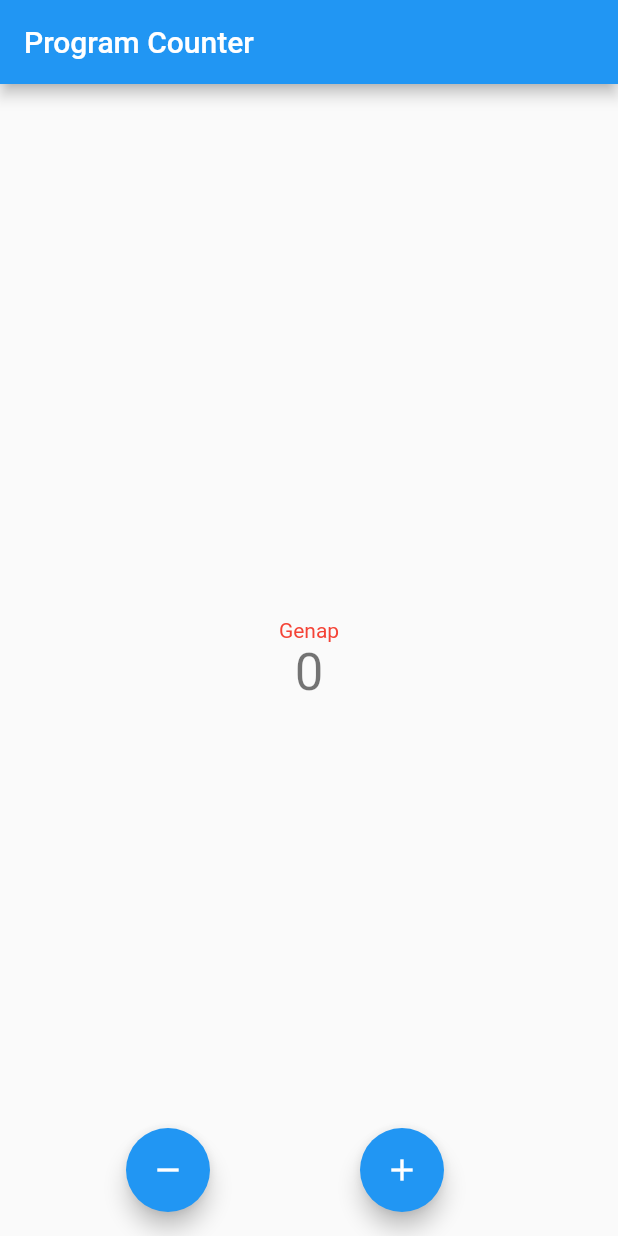
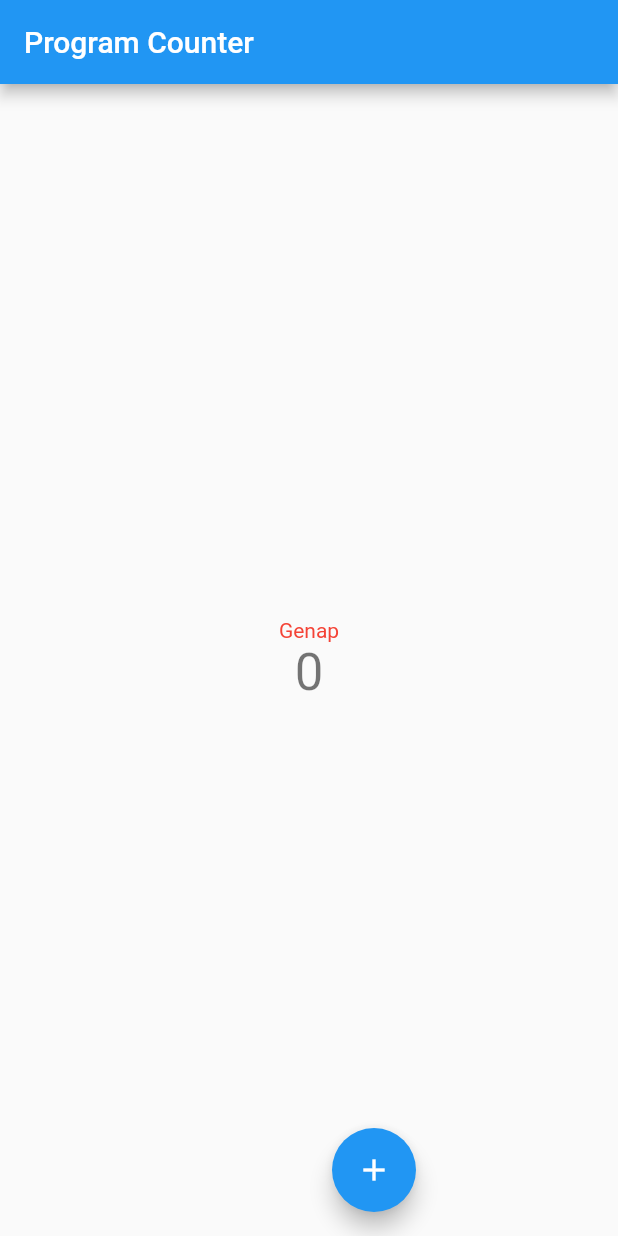
Before and after one commit to asta-kunn/pbp-flutter-lab, a Flutter app: the screen it shows after launch, on a phone screen of 412 x 824 dp. Run offline on Flutter 3.47's test engine with Material 2 defaults, Android fonts, the phone set to English and light mode, and no system bars.

Commit message:
implement bonus

```diff
--- a/lib/main.dart
+++ b/lib/main.dart
@@ -124,11 +124,15 @@ class _MyHomePageState extends State<MyHomePage> {
       Row(
         mainAxisAlignment: MainAxisAlignment.spaceEvenly,
         children: [
-          FloatingActionButton(
-            onPressed: _decrementCounter,
-            tooltip: 'Decrement',
-            child: const Icon(Icons.remove),
+          Visibility(
+            visible: _counter > 0,
+            child: FloatingActionButton(
+              onPressed: _decrementCounter,
+              tooltip: 'Decrement',
+              child: const Icon(Icons.remove),
+            ),
           ),
+
           FloatingActionButton(
             onPressed: _incrementCounter,
             tooltip: 'Increment',
```
